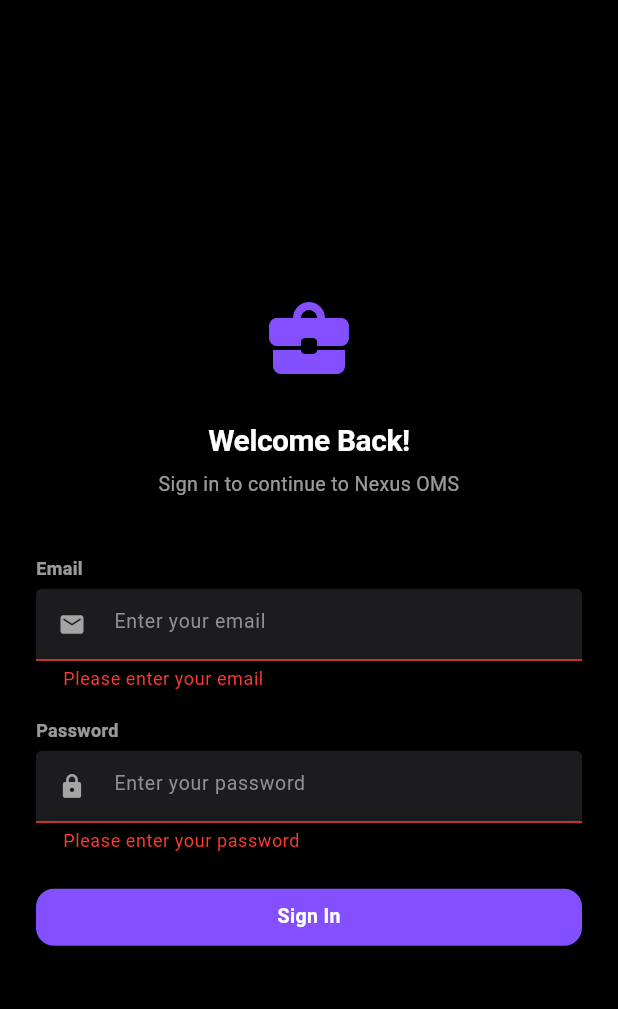
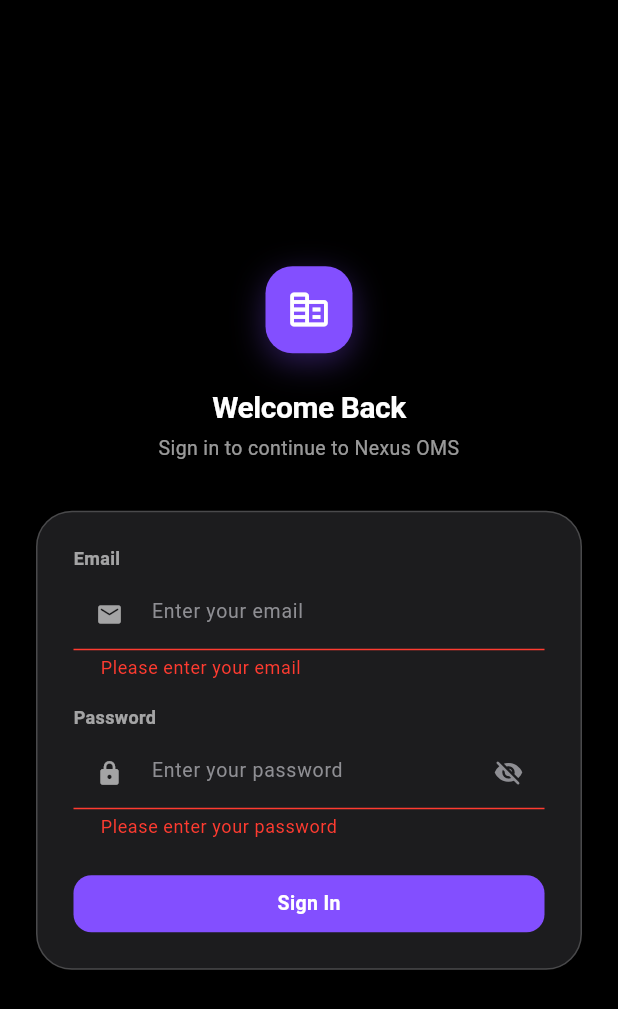
Before and after one commit to Anikshakya/OMS-Office-Management-System-, a Flutter app: the screen it shows after launch, after a tap on "Sign In", on a phone screen of 412 x 824 dp. Shown: the top 1009 px of the screen. Run offline on Flutter 3.47's test engine with Material 3 defaults, Android fonts, the light colour scheme and no system bars; our stand-ins replace dio, fluttertoast, get, get_storage.

Commit message:
[Modified] -login page design modified made visually better

```diff
--- a/lib/screens/login_page.dart
+++ b/lib/screens/login_page.dart
@@ -18,6 +18,9 @@
   final _emailController = TextEditingController();
   final _passwordController = TextEditingController();
   final _formKey = GlobalKey<FormState>();
+  final AuthController _authController = Get.put(AuthController());
+
+  bool _obscurePassword = true;
 
   @override
   void dispose() {
@@ -26,47 +29,51 @@
     super.dispose();
   }
 
+  void _submit() {
+    if (_formKey.currentState!.validate()) {
+      _authController.login(
+        email: _emailController.text.trim(),
+        password: _passwordController.text,
+      );
+    }
+  }
+
   @override
   Widget build(BuildContext context) {
     final isDark = Theme.of(context).brightness == Brightness.dark;
 
     return Scaffold(
       backgroundColor: isDark ? AppColors.bgDark : AppColors.bgLight,
-      body: Center(
+      body: SafeArea(
+        child: Center(
           child: SingleChildScrollView(
-          padding: const EdgeInsets.all(24.0),
+            padding: const EdgeInsets.symmetric(horizontal: 24, vertical: 32),
             child: ConstrainedBox(
               constraints: const BoxConstraints(maxWidth: 400),
               child: Column(
-              mainAxisAlignment: MainAxisAlignment.center,
+                mainAxisSize: MainAxisSize.min,
                 crossAxisAlignment: CrossAxisAlignment.stretch,
                 children: [
-                // Logo or Icon placeholder
-                Icon(
-                  Icons.business_center_rounded,
-                  size: 64,
-                  color: AppColors.primary,
-                ),
+                  _LoginHeader(isDark: isDark),
+                  const SizedBox(height: 32),
+                  _LoginCard(
+                    isDark: isDark,
+                    child: Form(
+                      key: _formKey,
+                      child: Column(
+                        crossAxisAlignment: CrossAxisAlignment.stretch,
+                        children: [
+                          _buildEmailField(),
+                          const SizedBox(height: 18),
+                          _buildPasswordField(isDark),
                           const SizedBox(height: 24),
-
-                Text(
-                  'Welcome Back!',
-                  textAlign: TextAlign.center,
-                  style: AppTypography.displayMedium(isDark),
-                ),
-                const SizedBox(height: 8),
-                Text(
-                  'Sign in to continue to Nexus OMS',
-                  textAlign: TextAlign.center,
-                  style: AppTypography.bodyMedium(isDark),
-                ),
-                const SizedBox(height: 40),
-
-                _buildLoginForm(),
-                const SizedBox(height: 24),
-
                           _buildLoginButton(),
                         ],
+                      ),
+                    ),
+                  ),
+                ],
+              ),
             ),
           ),
         ),
@@ -74,49 +81,122 @@
     );
   }
 
-  Widget _buildLoginForm() {
-    return Form(
-      key: _formKey,
-      child: Column(
-        children: [
-          AppTextField(
+  Widget _buildEmailField() {
+    return AppTextField(
       label: 'Email',
       hint: 'Enter your email',
       controller: _emailController,
       prefixIcon: Icons.email_rounded,
       validator: Validator.validateEmail,
-          ),
-          const SizedBox(height: 20),
-          AppTextField(
+    );
+  }
+
+  Widget _buildPasswordField(bool isDark) {
+    return AppTextField(
       label: 'Password',
       hint: 'Enter your password',
       controller: _passwordController,
       prefixIcon: Icons.lock_rounded,
-            obscureText: true,
+      obscureText: _obscurePassword,
       maxLines: 1,
       validator: Validator.validatePassword,
+      suffixIcon: IconButton(
+        tooltip: _obscurePassword ? 'Show password' : 'Hide password',
+        splashRadius: 20,
+        icon: Icon(
+          _obscurePassword
+              ? Icons.visibility_off_rounded
+              : Icons.visibility_rounded,
+          size: 20,
+          color: isDark ? AppColors.textMutedDark : AppColors.textMutedLight,
         ),
-        ],
+        onPressed: () => setState(() => _obscurePassword = !_obscurePassword),
       ),
     );
   }
 
   Widget _buildLoginButton() {
-    return Obx(() {
-      final authController = Get.put(AuthController());
-      return AppButton.primary(
+    return Obx(
+      () => AppButton.primary(
         label: 'Sign In',
         isFullWidth: true,
-        isLoading: authController.isLoginLoading.value,
-        onPressed: () {
-          if (_formKey.currentState!.validate()) {
-            authController.login(
-              email: _emailController.text,
-              password: _passwordController.text,
+        isLoading: _authController.isLoginLoading.value,
+        onPressed: _submit,
+      ),
     );
   }
-        },
+}
+
+/// Brand mark + title, styled like the app header's logo chip.
+class _LoginHeader extends StatelessWidget {
+  final bool isDark;
+  const _LoginHeader({required this.isDark});
+
+  @override
+  Widget build(BuildContext context) {
+    return Column(
+      children: [
+        Container(
+          padding: const EdgeInsets.all(14),
+          decoration: BoxDecoration(
+            color: AppColors.primary,
+            borderRadius: BorderRadius.circular(18),
+            boxShadow: [
+              BoxShadow(
+                color: AppColors.primary.withValues(alpha: 0.35),
+                blurRadius: 18,
+                offset: const Offset(0, 6),
+              ),
+            ],
+          ),
+          child: const Icon(
+            Icons.corporate_fare_rounded,
+            color: Colors.white,
+            size: 30,
+          ),
+        ),
+        const SizedBox(height: 24),
+        Text(
+          'Welcome Back',
+          textAlign: TextAlign.center,
+          style: AppTypography.displayMedium(isDark),
+        ),
+        const SizedBox(height: 6),
+        Text(
+          'Sign in to continue to Nexus OMS',
+          textAlign: TextAlign.center,
+          style: AppTypography.bodyMedium(isDark),
+        ),
+      ],
     );
-    });
   }
 }
+
+/// Bordered surface card that holds the form.
+class _LoginCard extends StatelessWidget {
+  final bool isDark;
+  final Widget child;
+  const _LoginCard({required this.isDark, required this.child});
+
+  @override
+  Widget build(BuildContext context) {
+    return Container(
+      padding: const EdgeInsets.all(24),
+      decoration: BoxDecoration(
+        color: isDark ? AppColors.surfaceDark : AppColors.surfaceLight,
+        borderRadius: BorderRadius.circular(24),
+        border: Border.all(
+          color: isDark ? AppColors.borderDark : AppColors.borderLight,
+        ),
+        boxShadow: [
+          BoxShadow(
+            color: Colors.black.withValues(alpha: isDark ? 0.35 : 0.06),
+            blurRadius: 24,
+            offset: const Offset(0, 8),
+          ),
+        ],
+      ),
+      child: child,
+    );
+  }
+}
```
Lines whose indentation alone changed are shown as unchanged.
